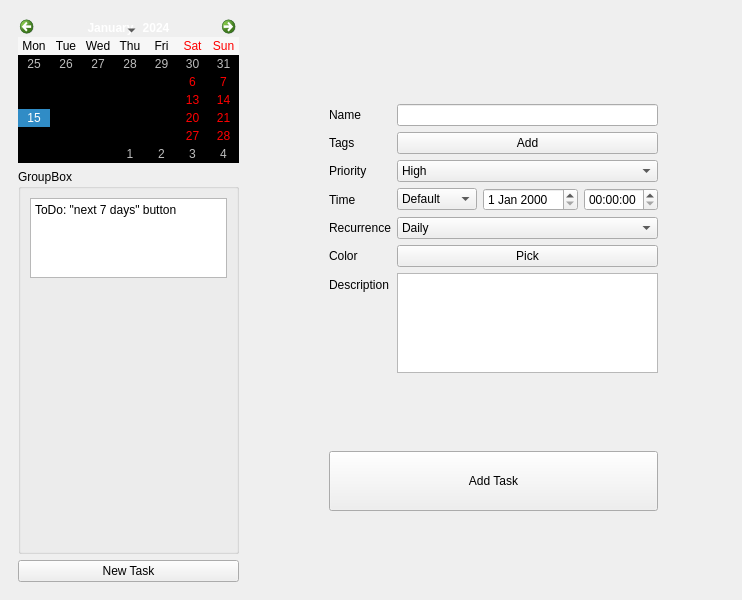
First picture: the form in mainwindow.ui, repository david4more/QtToDo, before the edit.
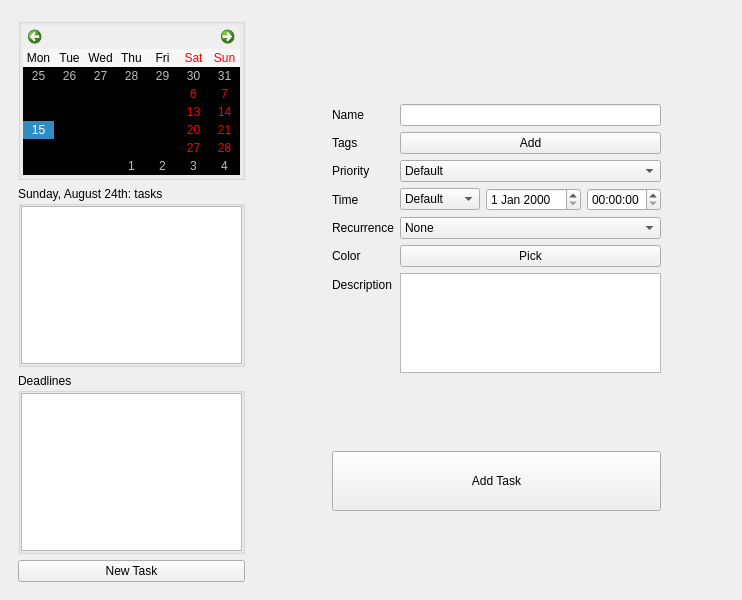
Second picture: the form after the edit. The open tabs and pages were chosen to show the change.

Commit message: style left panel, add 'no tasks this day' message

Diff of the .ui file:
```diff
--- a/mainwindow.ui
+++ b/mainwindow.ui
@@ -34,17 +34,54 @@
       </property>
       <layout class="QVBoxLayout" name="verticalLayout">
        <item>
-        <widget class="QCalendarWidget" name="calendarWidget">
+        <widget class="QGroupBox" name="groupBox">
          <property name="sizePolicy">
-          <sizepolicy hsizetype="Preferred" vsizetype="Fixed">
+          <sizepolicy hsizetype="Preferred" vsizetype="Preferred">
            <horstretch>0</horstretch>
            <verstretch>0</verstretch>
           </sizepolicy>
          </property>
-         <property name="styleSheet">
-          <string notr="true">QCalendarWidget QTableView {
-    background: transparent;
-    border: none;
+         <property name="maximumSize">
+          <size>
+           <width>16777215</width>
+           <height>180</height>
+          </size>
+         </property>
+         <property name="title">
+          <string/>
+         </property>
+         <layout class="QVBoxLayout" name="verticalLayout_3" stretch="0">
+          <property name="spacing">
+           <number>0</number>
+          </property>
+          <property name="leftMargin">
+           <number>2</number>
+          </property>
+          <property name="topMargin">
+           <number>2</number>
+          </property>
+          <property name="rightMargin">
+           <number>2</number>
+          </property>
+          <property name="bottomMargin">
+           <number>2</number>
+          </property>
+          <item>
+           <widget class="QCalendarWidget" name="calendarWidget">
+            <property name="sizePolicy">
+             <sizepolicy hsizetype="Preferred" vsizetype="Preferred">
+              <horstretch>0</horstretch>
+              <verstretch>0</verstretch>
+             </sizepolicy>
+            </property>
+            <property name="styleSheet">
+             <string notr="true">QCalendarWidget QToolButton {
+	color: #eeeeee;
+}
+
+QCalendarWidget QTableView {
+	background: transparent;
+	border: none;
 }
 
 QCalendarWidget QHeaderView {
@@ -52,71 +89,94 @@
     border: none;
 }
 
-QCalendarWidget QWidget#qt_calendar_navigationbar {
-    background: transparent;
-    border: none;
-}
-
-QCalendarWidget QToolButton {
+#qt_calendar_navigationbar {
     background: transparent;
     border: none;
 }
 </string>
-         </property>
-         <property name="firstDayOfWeek">
-          <enum>Qt::DayOfWeek::Monday</enum>
-         </property>
-         <property name="gridVisible">
-          <bool>false</bool>
-         </property>
-         <property name="selectionMode">
-          <enum>QCalendarWidget::SelectionMode::SingleSelection</enum>
-         </property>
-         <property name="verticalHeaderFormat">
-          <enum>QCalendarWidget::VerticalHeaderFormat::NoVerticalHeader</enum>
-         </property>
-         <property name="navigationBarVisible">
-          <bool>true</bool>
-         </property>
-         <property name="dateEditEnabled">
-          <bool>true</bool>
-         </property>
+            </property>
+            <property name="firstDayOfWeek">
+             <enum>Qt::DayOfWeek::Monday</enum>
+            </property>
+            <property name="gridVisible">
+             <bool>false</bool>
+            </property>
+            <property name="selectionMode">
+             <enum>QCalendarWidget::SelectionMode::SingleSelection</enum>
+            </property>
+            <property name="verticalHeaderFormat">
+             <enum>QCalendarWidget::VerticalHeaderFormat::NoVerticalHeader</enum>
+            </property>
+            <property name="navigationBarVisible">
+             <bool>true</bool>
+            </property>
+            <property name="dateEditEnabled">
+             <bool>true</bool>
+            </property>
+           </widget>
+          </item>
+         </layout>
         </widget>
        </item>
        <item>
         <widget class="QGroupBox" name="todayGroup">
+         <property name="styleSheet">
+          <string notr="true"/>
+         </property>
          <property name="title">
-          <string>GroupBox</string>
+          <string>Sunday, August 24th: tasks</string>
          </property>
          <layout class="QVBoxLayout" name="verticalLayout_4">
+          <property name="spacing">
+           <number>0</number>
+          </property>
+          <property name="leftMargin">
+           <number>0</number>
+          </property>
+          <property name="topMargin">
+           <number>0</number>
+          </property>
+          <property name="rightMargin">
+           <number>0</number>
+          </property>
+          <property name="bottomMargin">
+           <number>0</number>
+          </property>
           <item>
-           <widget class="QTextEdit" name="textEdit">
-            <property name="sizePolicy">
-             <sizepolicy hsizetype="Expanding" vsizetype="Preferred">
-              <horstretch>0</horstretch>
-              <verstretch>0</verstretch>
-             </sizepolicy>
-            </property>
-            <property name="maximumSize">
-             <size>
-              <width>16777215</width>
-              <height>80</height>
-             </size>
-            </property>
-            <property name="html">
-             <string>&lt;!DOCTYPE HTML PUBLIC &quot;-//W3C//DTD HTML 4.0//EN&quot; &quot;http://www.w3.org/TR/REC-html40/strict.dtd&quot;&gt;
-&lt;html&gt;&lt;head&gt;&lt;meta name=&quot;qrichtext&quot; content=&quot;1&quot; /&gt;&lt;meta charset=&quot;utf-8&quot; /&gt;&lt;style type=&quot;text/css&quot;&gt;
-p, li { white-space: pre-wrap; }
-hr { height: 1px; border-width: 0; }
-li.unchecked::marker { content: &quot;\2610&quot;; }
-li.checked::marker { content: &quot;\2612&quot;; }
-&lt;/style&gt;&lt;/head&gt;&lt;body style=&quot; font-family:'Segoe UI'; font-size:9pt; font-weight:400; font-style:normal;&quot;&gt;
-&lt;p style=&quot; margin-top:0px; margin-bottom:0px; margin-left:0px; margin-right:0px; -qt-block-indent:0; text-indent:0px;&quot;&gt;ToDo: &amp;quot;next 7 days&amp;quot; button&lt;/p&gt;&lt;/body&gt;&lt;/html&gt;</string>
-            </property>
-           </widget>
+           <widget class="QListWidget" name="tasksListWidget"/>
           </item>
+         </layout>
+        </widget>
+       </item>
+       <item>
+        <widget class="QGroupBox" name="groupBox_2">
+         <property name="title">
+          <string>Deadlines</string>
+         </property>
+         <property name="flat">
+          <bool>false</bool>
+         </property>
+         <property name="checkable">
+          <bool>false</bool>
+         </property>
+         <layout class="QVBoxLayout" name="verticalLayout_5">
+          <property name="spacing">
+           <number>0</number>
+          </property>
+          <property name="leftMargin">
+           <number>0</number>
+          </property>
+          <property name="topMargin">
+           <number>0</number>
+          </property>
+          <property name="rightMargin">
+           <number>0</number>
+          </property>
+          <property name="bottomMargin">
+           <number>0</number>
+          </property>
           <item>
-           <widget class="QWidget" name="widget_2" native="true"/>
+           <widget class="QListWidget" name="deadlinesListWidget"/>
           </item>
          </layout>
         </widget>
@@ -154,7 +214,7 @@
             <rect>
              <x>0</x>
              <y>0</y>
-             <width>459</width>
+             <width>453</width>
              <height>562</height>
             </rect>
            </property>
@@ -254,16 +314,6 @@
             </property>
            </widget>
           </item>
-          <item row="0" column="1">
-           <widget class="QLineEdit" name="taskNameEdit">
-            <property name="sizePolicy">
-             <sizepolicy hsizetype="Minimum" vsizetype="Fixed">
-              <horstretch>0</horstretch>
-              <verstretch>0</verstretch>
-             </sizepolicy>
-            </property>
-           </widget>
-          </item>
           <item row="1" column="0">
            <widget class="QLabel" name="label_4">
             <property name="text">
@@ -286,15 +336,13 @@
            </widget>
           </item>
           <item row="2" column="1">
-           <widget class="QComboBox" name="priorityBox">
+           <widget class="QComboBox" name="taskPriorityBox">
             <property name="currentText">
              <string>Default</string>
             </property>
-            <item>
-             <property name="text">
-              <string>High</string>
-             </property>
-            </item>
+            <property name="currentIndex">
+             <number>0</number>
+            </property>
             <item>
              <property name="text">
               <string>Default</string>
@@ -305,6 +353,11 @@
               <string>Low</string>
              </property>
             </item>
+            <item>
+             <property name="text">
+              <string>High</string>
+             </property>
+            </item>
            </widget>
           </item>
           <item row="3" column="0">
@@ -317,10 +370,15 @@
           <item row="3" column="1">
            <layout class="QHBoxLayout" name="horizontalLayout_5">
             <item>
-             <widget class="QComboBox" name="comboBox">
+             <widget class="QComboBox" name="taskTypeBox">
               <property name="currentIndex">
-               <number>2</number>
+               <number>0</number>
               </property>
+              <item>
+               <property name="text">
+                <string>Default</string>
+               </property>
+              </item>
               <item>
                <property name="text">
                 <string>Due time</string>
@@ -331,11 +389,6 @@
                 <string>Deadline</string>
                </property>
               </item>
-              <item>
-               <property name="text">
-                <string>Default</string>
-               </property>
-              </item>
              </widget>
             </item>
             <item>
@@ -354,10 +407,18 @@
            </widget>
           </item>
           <item row="4" column="1">
-           <widget class="QComboBox" name="comboBox_3">
+           <widget class="QComboBox" name="taskRecurrenceBox">
             <property name="currentText">
              <string>None</string>
             </property>
+            <property name="currentIndex">
+             <number>0</number>
+            </property>
+            <item>
+             <property name="text">
+              <string>None</string>
+             </property>
+            </item>
             <item>
              <property name="text">
               <string>Daily</string>
@@ -373,11 +434,6 @@
               <string>Custom</string>
              </property>
             </item>
-            <item>
-             <property name="text">
-              <string>None</string>
-             </property>
-            </item>
            </widget>
           </item>
           <item row="5" column="0">
@@ -454,6 +510,9 @@
             </item>
            </layout>
           </item>
+          <item row="0" column="1">
+           <widget class="QLineEdit" name="taskNameEdit"/>
+          </item>
          </layout>
         </item>
         <item row="2" column="1">
```
Left out of the diff: 1 changed line with no effect on the pictures. The commit also changes 9 other files.
